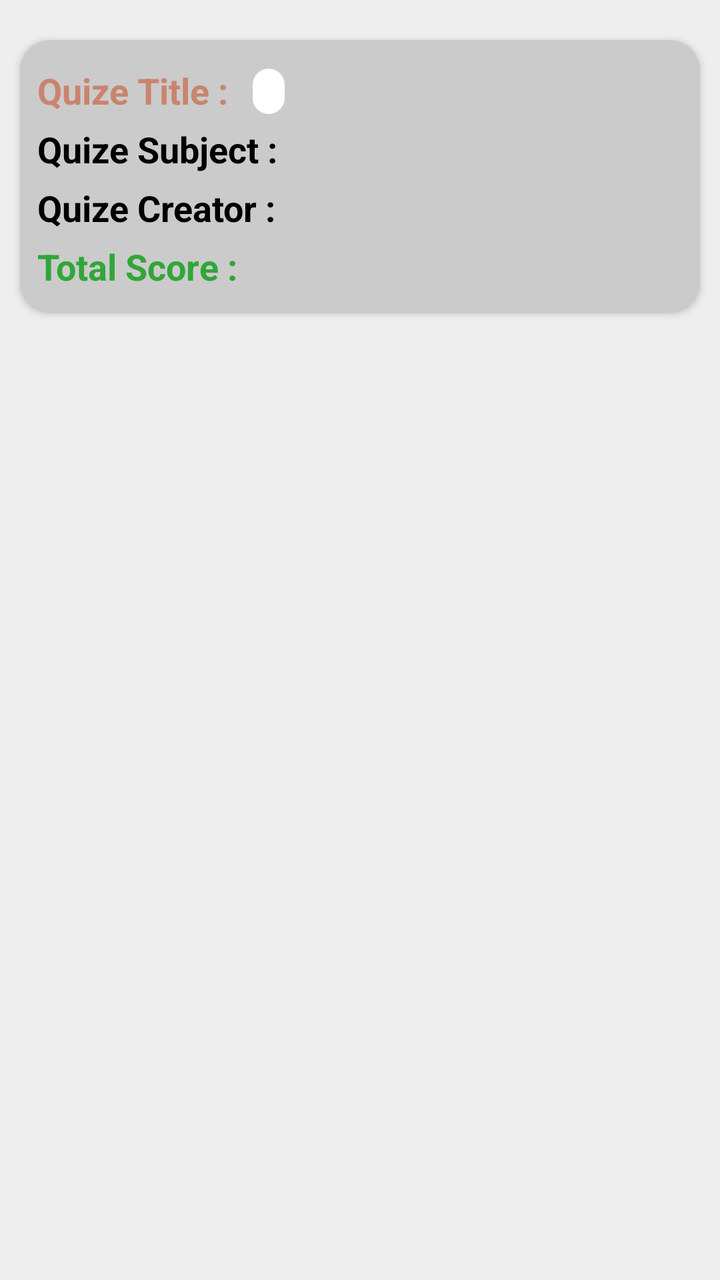
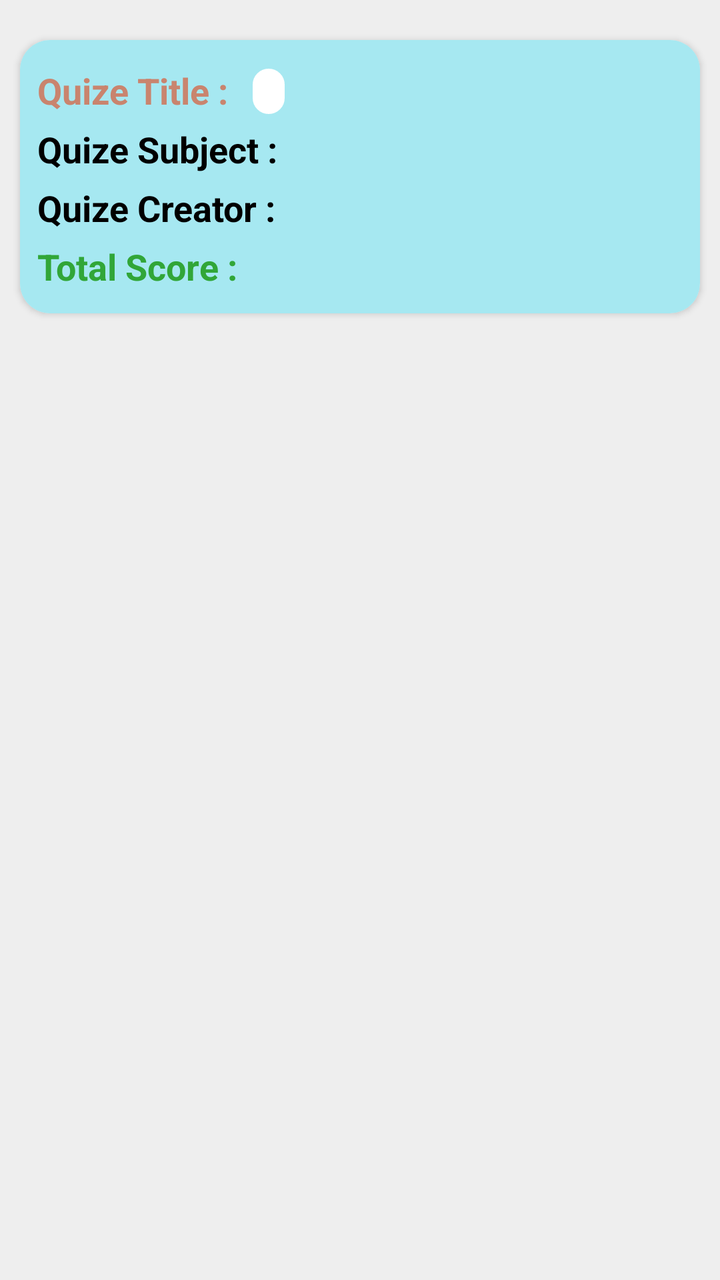

An Android layout rendered at two revisions. The XML below is the earlier revision; the diff shows what the commit changed to produce the second picture.
<!-- AndroidManifest.xml: application theme Theme.EduQuiz -->
<!-- res/layout/quiz_item_attempted_quiz.xml -->
<LinearLayout
    xmlns:android="http://schemas.android.com/apk/res/android"
    xmlns:app="http://schemas.android.com/apk/res-auto"
    android:orientation="vertical"
    android:layout_width="match_parent"
    android:layout_height="wrap_content"
    android:background="#EEEEEE">

    <androidx.cardview.widget.CardView
        android:layout_width="match_parent"
        android:layout_height="wrap_content"
        android:layout_marginLeft="10dp"
        android:layout_marginTop="20dp"
        android:layout_marginRight="10dp"
        android:elevation="200dp"
        app:cardCornerRadius="15dp">

        <LinearLayout
            android:layout_width="match_parent"
            android:background="#CBCBCB"
            android:layout_height="match_parent"
            android:orientation="vertical">

            <LinearLayout
                android:layout_width="match_parent"
                android:layout_marginTop="13dp"
                android:layout_height="wrap_content"
                android:orientation="horizontal">

                <TextView
                    android:textSize="18sp"
                    android:textColor="@color/orange"
                    android:textStyle="bold"
                    android:text="  Quize Title : "
                    android:layout_width="wrap_content"
                    android:layout_height="wrap_content"/>


                <TextView
                    android:id="@+id/tvItemAttemptedQuizQuizTitle"
                    android:textSize="17sp"
                    android:textColor="@color/orange"
                    android:layout_marginLeft="8dp"
                    android:paddingLeft="8dp"
                    android:paddingRight="8dp"
                    android:background="@drawable/edit"
                    android:text=""
                    android:layout_width="wrap_content"
                    android:layout_height="wrap_content"/>

            </LinearLayout>

            <LinearLayout
                android:layout_width="match_parent"
                android:layout_height="wrap_content"
                android:layout_marginTop="5dp"
                android:orientation="horizontal">

                <TextView
                    android:textSize="18sp"
                    android:textColor="@color/black"
                    android:textStyle="bold"
                    android:text="  Quize Subject : "
                    android:layout_width="wrap_content"
                    android:layout_height="wrap_content"/>


                <TextView
                    android:id="@+id/tvItemAttemptedQuizQuizSubject"
                    android:textSize="17sp"
                    android:textColor="@color/black"
                    android:layout_marginLeft="8dp"
                    android:text=""
                    android:layout_width="wrap_content"
                    android:layout_height="wrap_content"/>

            </LinearLayout>

            <LinearLayout
                android:layout_width="match_parent"
                android:layout_height="wrap_content"
                android:orientation="horizontal"
                android:layout_marginTop="5dp">

                <TextView
                    android:textSize="18sp"
                    android:textColor="@color/black"
                    android:textStyle="bold"
                    android:text="  Quize Creator : "
                    android:layout_width="wrap_content"
                    android:layout_height="wrap_content"/>


                <TextView
                    android:id="@+id/tvItemAttemptedQuizQuizCreatedBy"
                    android:textSize="17sp"
                    android:textColor="@color/black"
                    android:layout_marginLeft="8dp"
                    android:text=""
                    android:layout_width="wrap_content"
                    android:layout_height="wrap_content"/>

            </LinearLayout>

            <LinearLayout
                android:layout_width="match_parent"
                android:layout_height="wrap_content"
                android:orientation="horizontal"
                android:layout_marginTop="5dp">

                <TextView
                    android:textSize="18sp"
                    android:textColor="@color/green"
                    android:textStyle="bold"
                    android:text="  Total Score : "
                    android:layout_width="wrap_content"
                    android:layout_height="wrap_content"/>


                <TextView
                    android:id="@+id/tvItemAttemptedQuizQuizScore"
                    android:textSize="17sp"
                    android:textColor="@color/black"
                    android:layout_marginLeft="8dp"
                    android:text=""
                    android:layout_width="wrap_content"
                    android:layout_marginBottom="13dp"
                    android:layout_height="wrap_content"/>

            </LinearLayout>

        </LinearLayout>

    </androidx.cardview.widget.CardView>

</LinearLayout>
<!-- resources referenced by this layout -->
<resources>
  <color name="black">#FF000000</color>
  <color name="green">#31A638</color>
  <color name="orange">#C9846E</color>
  <!-- drawable edit (drawable) -->
  <?xml version="1.0" encoding="utf-8"?>
  <shape  android:shape="rectangle"
      xmlns:android="http://schemas.android.com/apk/res/android">
      <corners android:radius="14dp"/>
      <stroke android:color="@color/white" android:width="0.6dp"/>
      <solid android:color="@color/white"/>
      <size android:height="10dp"/>
  
  </shape>
  <style name="Theme.EduQuiz" parent="Base.Theme.EduQuiz" />
  <color name="white">#FFFFFFFF</color>
  <style name="Base.Theme.EduQuiz" parent="Theme.Material3.DayNight.NoActionBar">
          
          
      </style>
</resources>

<!-- the commit's change to res/layout/quiz_item_attempted_quiz.xml (unified diff, before → after) -->
@@ -17,7 +17,7 @@
 
         <LinearLayout
             android:layout_width="match_parent"
-            android:background="#CBCBCB"
+            android:background="#A6E8F1"
             android:layout_height="match_parent"
             android:orientation="vertical">
 
